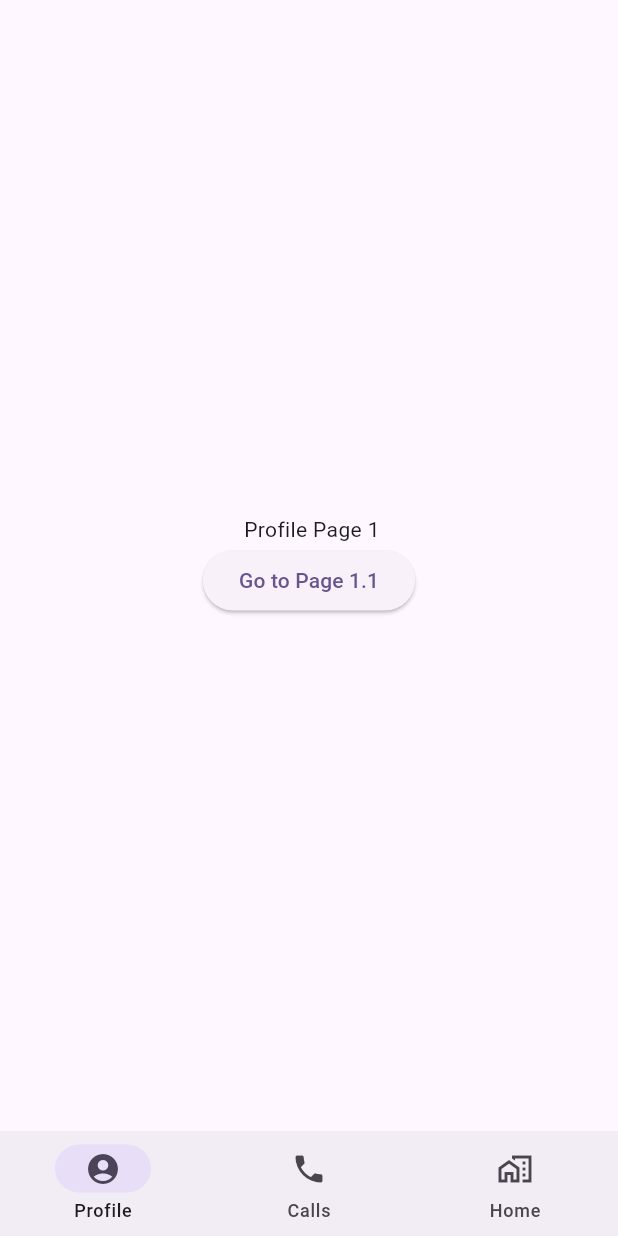
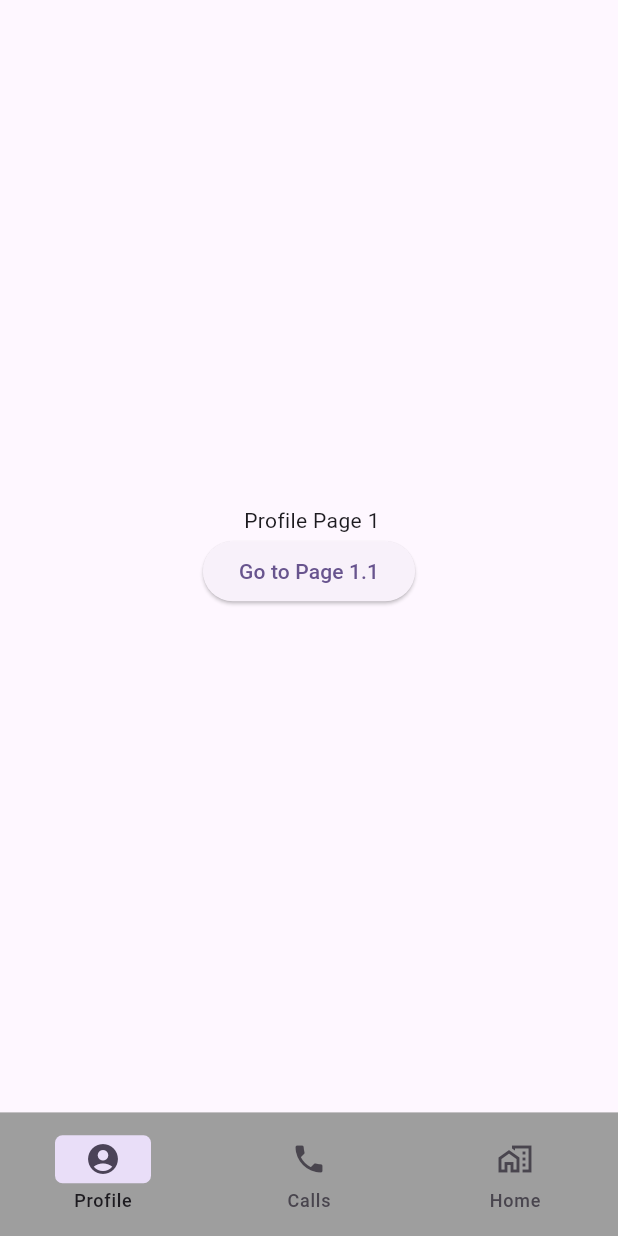
Before and after one commit to hadeermohamed0/Navigatin_Task, a Flutter app: the screen it shows after launch, on a phone screen of 412 x 824 dp. Run offline on Flutter 3.47's test engine with Material 3 defaults, Android fonts, the phone set to English and light mode, and no system bars; our stand-ins replace bloc, flutter_bloc.

Commit message:
first commit

```diff
--- a/lib/pages/indexPage.dart
+++ b/lib/pages/indexPage.dart
@@ -18,10 +18,14 @@ class IndexPage extends StatelessWidget {
             body: page(state, context),
             bottomNavigationBar: NavigationBar(
               selectedIndex: selectIndex,
-              height: 70,
+              height: MediaQuery.of(context).size.height * 0.10,
               onDestinationSelected: (index) {
                 context.read<NavCubit>().changeTab(index);
               },
+                backgroundColor:Colors.grey,
+                 indicatorShape: RoundedRectangleBorder(
+                borderRadius: BorderRadius.circular(5),
+          ),
               destinations: [
                 NavigationDestination(
                   icon: Icon(Icons.account_circle_outlined),
--- a/lib/utilities/functions.dart
+++ b/lib/utilities/functions.dart
@@ -1,14 +1,13 @@
 
-import 'package:flutter/cupertino.dart';
 import 'package:flutter/material.dart';
 import 'package:flutter_bloc/flutter_bloc.dart';
-
 import '../cubit/nav_cubit.dart';
 
 int currentIndex(NavState state) {
-  if (state is NavInitial) return 0;
-  if (state is NavPage2) return 1;
-  if (state is NavPage3) return 2;
+  //عشان احافظ ع الايكون متتغيرش
+  if (state is NavInitial|| state is NavPage1_1) return 0;
+  if (state is NavPage2 ||state is NavPage2_2) return 1;
+  if (state is NavPage3||state is NavPage3_3) return 2;
   return 0;
 }
 
@@ -30,7 +29,8 @@ Widget page(NavState state, BuildContext context) {
     );
   } else if (state is NavPage2) {
     return Center(
-      child: Column(
+      child:
+      Column(
         mainAxisAlignment: MainAxisAlignment.center,
         children: [
           const Text(" Calls Page"),
```
